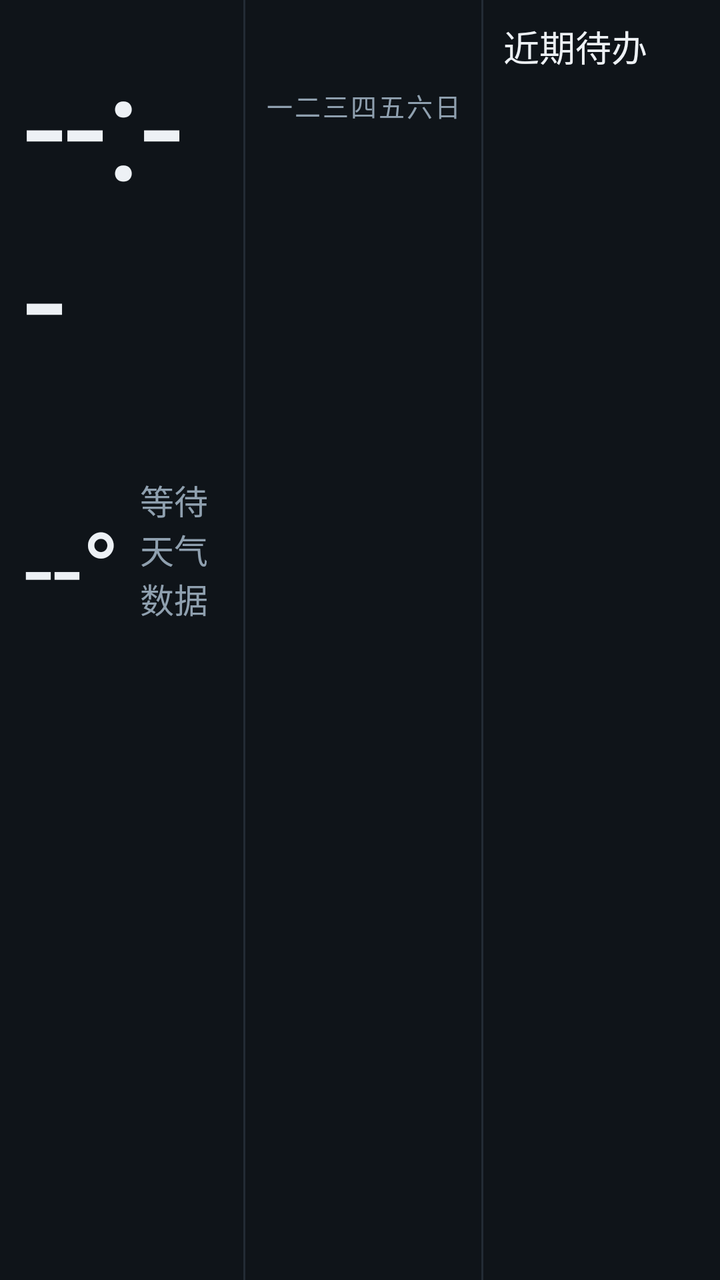
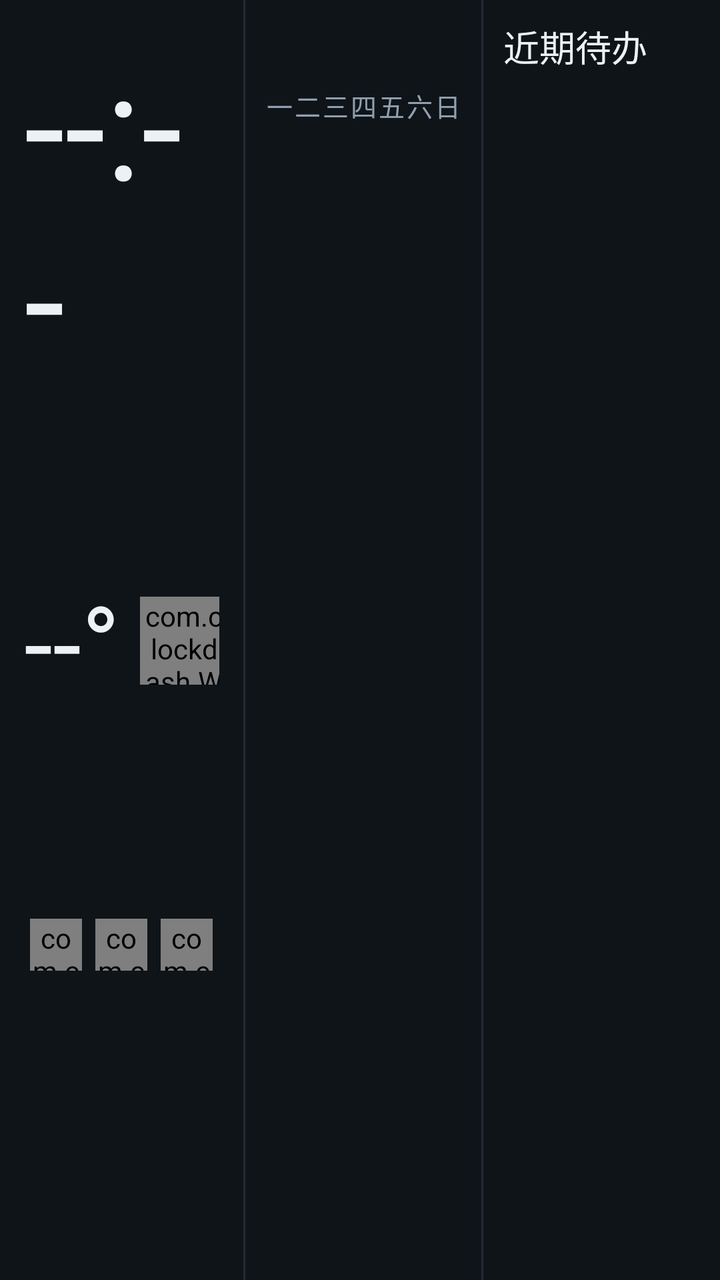

Compare the two renders of this Android layout. The source of the first and the diff that turns it into the second are given below.
<!-- AndroidManifest.xml: application theme DashboardTheme -->
<!-- res/layout/activity_dashboard.xml -->
<?xml version="1.0" encoding="utf-8"?>
<LinearLayout xmlns:android="http://schemas.android.com/apk/res/android"
    android:id="@+id/root"
    android:layout_width="match_parent"
    android:layout_height="match_parent"
    android:orientation="horizontal"
    android:background="@color/bg">

    
    <LinearLayout
        android:id="@+id/colLeft"
        android:layout_width="0dp"
        android:layout_height="match_parent"
        android:layout_weight="34"
        android:orientation="vertical"
        android:padding="12dp">

        <TextView
            android:id="@+id/tvClock"
            android:layout_width="wrap_content"
            android:layout_height="wrap_content"
            android:textSize="74sp"
            android:textColor="@color/fg"
            android:text="--:--" />

        <TextView
            android:id="@+id/tvDate"
            android:layout_width="wrap_content"
            android:layout_height="wrap_content"
            android:layout_marginTop="2dp"
            android:textSize="18sp"
            android:textColor="@color/muted" />

        <LinearLayout
            android:id="@+id/boxWx"
            android:layout_width="match_parent"
            android:layout_height="wrap_content"
            android:layout_marginTop="14dp"
            android:orientation="horizontal"
            android:gravity="center_vertical">

            <TextView
                android:id="@+id/tvTemp"
                android:layout_width="wrap_content"
                android:layout_height="wrap_content"
                android:textSize="52sp"
                android:textColor="@color/fg"
                android:text="--°" />

            <LinearLayout
                android:layout_width="wrap_content"
                android:layout_height="wrap_content"
                android:layout_marginLeft="10dp"
                android:orientation="vertical">

                <TextView
                    android:id="@+id/tvCond"
                    android:layout_width="wrap_content"
                    android:layout_height="wrap_content"
                    android:textSize="17sp"
                    android:textColor="@color/muted"
                    android:text="等待天气数据" />

                <TextView
                    android:id="@+id/tvCity"
                    android:layout_width="wrap_content"
                    android:layout_height="wrap_content"
                    android:textSize="13sp"
                    android:textColor="@color/dim" />
            </LinearLayout>
        </LinearLayout>

        <TextView
            android:id="@+id/tvMeta"
            android:layout_width="wrap_content"
            android:layout_height="wrap_content"
            android:layout_marginTop="4dp"
            android:textSize="15sp"
            android:textColor="@color/muted" />

        <View
            android:layout_width="match_parent"
            android:layout_height="0dp"
            android:layout_weight="1" />

        <LinearLayout
            android:id="@+id/rowFc"
            android:layout_width="match_parent"
            android:layout_height="wrap_content"
            android:orientation="horizontal">

            <LinearLayout style="@style/FcCell">
                <TextView android:id="@+id/tvFcDay0" style="@style/FcDay" />
                <TextView android:id="@+id/tvFcTxt0" style="@style/FcTxt" />
            </LinearLayout>
            <LinearLayout style="@style/FcCell">
                <TextView android:id="@+id/tvFcDay1" style="@style/FcDay" />
                <TextView android:id="@+id/tvFcTxt1" style="@style/FcTxt" />
            </LinearLayout>
            <LinearLayout style="@style/FcCell">
                <TextView android:id="@+id/tvFcDay2" style="@style/FcDay" />
                <TextView android:id="@+id/tvFcTxt2" style="@style/FcTxt" />
            </LinearLayout>
        </LinearLayout>
    </LinearLayout>

    <View
        android:layout_width="1dp"
        android:layout_height="match_parent"
        android:background="@color/line" />

    
    <LinearLayout
        android:id="@+id/colMid"
        android:layout_width="0dp"
        android:layout_height="match_parent"
        android:layout_weight="33"
        android:orientation="vertical"
        android:padding="10dp">

        <LinearLayout
            android:layout_width="match_parent"
            android:layout_height="wrap_content"
            android:orientation="horizontal"
            android:gravity="bottom">

            <TextView
                android:id="@+id/tvCalTitle"
                android:layout_width="wrap_content"
                android:layout_height="wrap_content"
                android:textSize="20sp"
                android:textColor="@color/fg" />

            <TextView
                android:id="@+id/tvCalYear"
                android:layout_width="wrap_content"
                android:layout_height="wrap_content"
                android:layout_marginLeft="8dp"
                android:textSize="12sp"
                android:textColor="@color/muted" />
        </LinearLayout>

        <LinearLayout
            android:id="@+id/rowWd"
            android:layout_width="match_parent"
            android:layout_height="wrap_content"
            android:layout_marginTop="6dp"
            android:orientation="horizontal">

            <TextView android:id="@+id/wd0" style="@style/WdCell" android:text="一" />
            <TextView android:id="@+id/wd1" style="@style/WdCell" android:text="二" />
            <TextView android:id="@+id/wd2" style="@style/WdCell" android:text="三" />
            <TextView android:id="@+id/wd3" style="@style/WdCell" android:text="四" />
            <TextView android:id="@+id/wd4" style="@style/WdCell" android:text="五" />
            <TextView android:id="@+id/wd5" style="@style/WdCell" android:text="六" />
            <TextView android:id="@+id/wd6" style="@style/WdCell" android:text="日" />
        </LinearLayout>

        <LinearLayout
            android:id="@+id/calGrid"
            android:layout_width="match_parent"
            android:layout_height="0dp"
            android:layout_weight="1"
            android:layout_marginTop="4dp"
            android:orientation="vertical" />
    </LinearLayout>

    <View
        android:layout_width="1dp"
        android:layout_height="match_parent"
        android:background="@color/line" />

    
    <LinearLayout
        android:id="@+id/colRight"
        android:layout_width="0dp"
        android:layout_height="match_parent"
        android:layout_weight="33"
        android:orientation="vertical"
        android:padding="10dp">

        <LinearLayout
            android:layout_width="match_parent"
            android:layout_height="wrap_content"
            android:orientation="horizontal">

            <TextView
                android:layout_width="wrap_content"
                android:layout_height="wrap_content"
                android:textSize="18sp"
                android:textColor="@color/fg"
                android:text="@string/todo_title" />

            <TextView
                android:id="@+id/tvSyncNote"
                android:layout_width="0dp"
                android:layout_height="wrap_content"
                android:layout_weight="1"
                android:layout_marginLeft="8dp"
                android:gravity="right"
                android:textSize="11sp"
                android:textColor="@color/dim" />
        </LinearLayout>

        <ListView
            android:id="@+id/listTodos"
            android:layout_width="match_parent"
            android:layout_height="0dp"
            android:layout_weight="1"
            android:layout_marginTop="4dp"
            android:divider="@null"
            android:dividerHeight="0dp"
            android:paddingTop="2dp"
            android:listSelector="@android:color/transparent" />

        <TextView
            android:id="@+id/tvStatus"
            android:layout_width="match_parent"
            android:layout_height="wrap_content"
            android:layout_marginTop="6dp"
            android:textSize="11sp"
            android:textColor="@color/dim" />
    </LinearLayout>
</LinearLayout>
<!-- resources referenced by this layout -->
<resources>
  <color name="bg">#0f1419</color>
  <color name="dim">#5c6a76</color>
  <color name="fg">#edf1f5</color>
  <color name="line">#232b35</color>
  <color name="muted">#8fa0af</color>
  <string name="todo_title">近期待办</string>
  <style name="FcCell">
          <item name="android:layout_width">0dp</item>
          <item name="android:layout_height">wrap_content</item>
          <item name="android:layout_weight">1</item>
          <item name="android:orientation">vertical</item>
          <item name="android:gravity">center</item>
      </style>
  <style name="FcDay">
          <item name="android:layout_width">wrap_content</item>
          <item name="android:layout_height">wrap_content</item>
          <item name="android:textSize">13sp</item>
          <item name="android:textColor">@color/muted</item>
      </style>
  <style name="FcTxt">
          <item name="android:layout_width">wrap_content</item>
          <item name="android:layout_height">wrap_content</item>
          <item name="android:textSize">14sp</item>
          <item name="android:textColor">@color/fg</item>
          <item name="android:layout_marginTop">2dp</item>
      </style>
  <style name="WdCell">
          <item name="android:layout_width">0dp</item>
          <item name="android:layout_height">wrap_content</item>
          <item name="android:layout_weight">1</item>
          <item name="android:gravity">center</item>
          <item name="android:textSize">13sp</item>
          <item name="android:textColor">@color/muted</item>
      </style>
  <style name="DashboardTheme" parent="@android:style/Theme.Black.NoTitleBar.Fullscreen">
          <item name="android:windowBackground">@color/bg</item>
      </style>
</resources>

<!-- the commit's change to res/layout/activity_dashboard.xml (unified diff, before → after) -->
@@ -47,6 +47,12 @@
                 android:textColor="@color/fg"
                 android:text="--°" />
 
+            <com.clockdash.WeatherIconView
+                android:id="@+id/icNow"
+                android:layout_width="44dp"
+                android:layout_height="44dp"
+                android:layout_marginLeft="10dp" />
+
             <LinearLayout
                 android:layout_width="wrap_content"
                 android:layout_height="wrap_content"
@@ -78,30 +84,44 @@
             android:textSize="15sp"
             android:textColor="@color/muted" />
 
+        
+        <LinearLayout
+            android:id="@+id/rowFc"
+            android:layout_width="match_parent"
+            android:layout_height="wrap_content"
+            android:layout_marginTop="14dp"
+            android:orientation="horizontal">
+
+            <LinearLayout style="@style/FcCell">
+                <TextView android:id="@+id/tvFcDay0" style="@style/FcDay" />
+                <com.clockdash.WeatherIconView
+                    android:id="@+id/icFc0"
+                    android:layout_width="26dp"
+                    android:layout_height="26dp" />
+                <TextView android:id="@+id/tvFcTxt0" style="@style/FcTxt" />
+            </LinearLayout>
+            <LinearLayout style="@style/FcCell">
+                <TextView android:id="@+id/tvFcDay1" style="@style/FcDay" />
+                <com.clockdash.WeatherIconView
+                    android:id="@+id/icFc1"
+                    android:layout_width="26dp"
+                    android:layout_height="26dp" />
+                <TextView android:id="@+id/tvFcTxt1" style="@style/FcTxt" />
+            </LinearLayout>
+            <LinearLayout style="@style/FcCell">
+                <TextView android:id="@+id/tvFcDay2" style="@style/FcDay" />
+                <com.clockdash.WeatherIconView
+                    android:id="@+id/icFc2"
+                    android:layout_width="26dp"
+                    android:layout_height="26dp" />
+                <TextView android:id="@+id/tvFcTxt2" style="@style/FcTxt" />
+            </LinearLayout>
+        </LinearLayout>
+
         <View
             android:layout_width="match_parent"
             android:layout_height="0dp"
             android:layout_weight="1" />
-
-        <LinearLayout
-            android:id="@+id/rowFc"
-            android:layout_width="match_parent"
-            android:layout_height="wrap_content"
-            android:orientation="horizontal">
-
-            <LinearLayout style="@style/FcCell">
-                <TextView android:id="@+id/tvFcDay0" style="@style/FcDay" />
-                <TextView android:id="@+id/tvFcTxt0" style="@style/FcTxt" />
-            </LinearLayout>
-            <LinearLayout style="@style/FcCell">
-                <TextView android:id="@+id/tvFcDay1" style="@style/FcDay" />
-                <TextView android:id="@+id/tvFcTxt1" style="@style/FcTxt" />
-            </LinearLayout>
-            <LinearLayout style="@style/FcCell">
-                <TextView android:id="@+id/tvFcDay2" style="@style/FcDay" />
-                <TextView android:id="@+id/tvFcTxt2" style="@style/FcTxt" />
-            </LinearLayout>
-        </LinearLayout>
     </LinearLayout>
 
     <View
